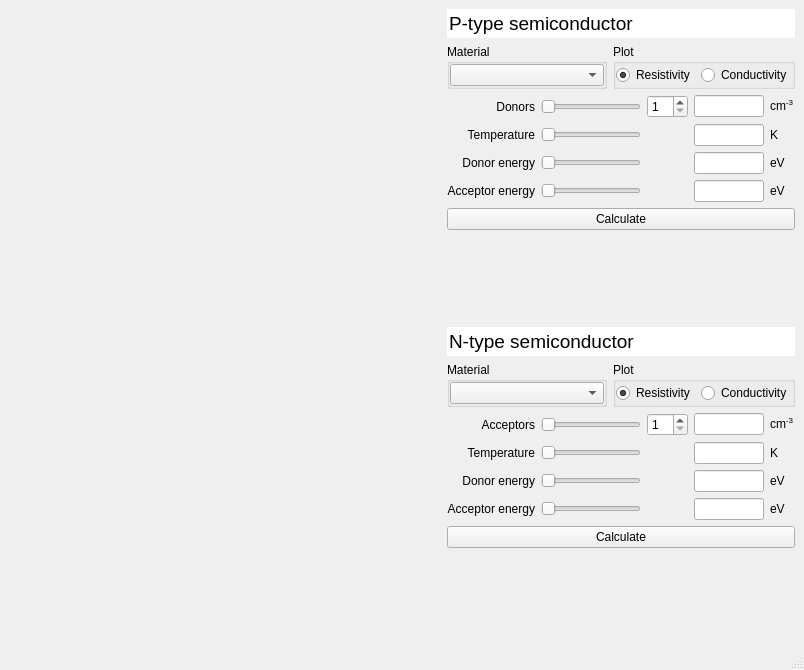
First picture: the form in GUI.ui, repository kononovarseniy/irwin, before the edit.
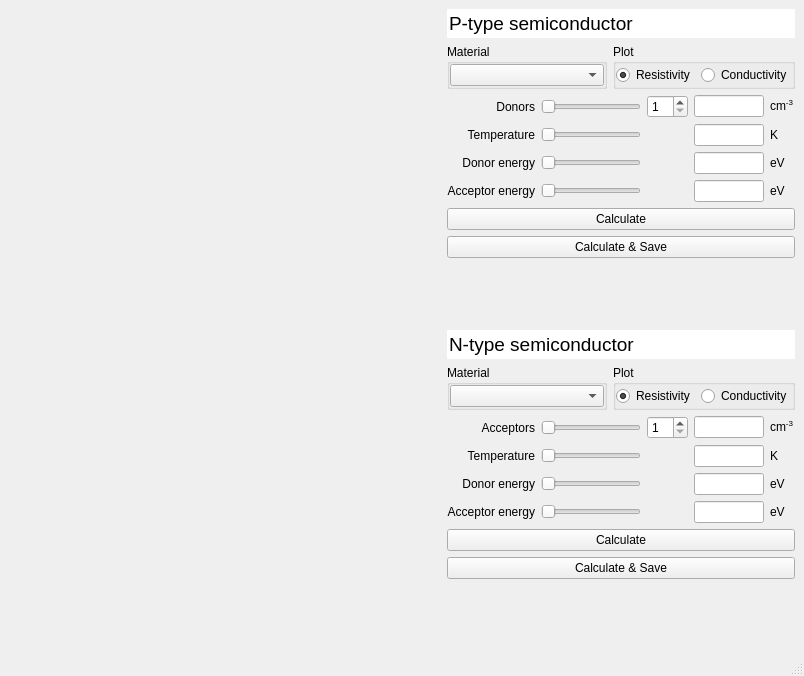
Second picture: the form after the edit. Custom widgets are drawn as their Qt base class.

What changed in the file:
```diff
--- a/GUI.ui
+++ b/GUI.ui
@@ -7,7 +7,7 @@
     <x>0</x>
     <y>0</y>
     <width>804</width>
-    <height>670</height>
+    <height>676</height>
    </rect>
   </property>
   <property name="windowTitle">
@@ -805,6 +805,13 @@
          </property>
         </widget>
        </item>
+       <item>
+        <widget class="QPushButton" name="p_calculate_and_save_button">
+         <property name="text">
+          <string>Calculate &amp;&amp; Save</string>
+         </property>
+        </widget>
+       </item>
        <item>
         <spacer name="p_vertical_spacer">
          <property name="orientation">
@@ -1608,6 +1615,13 @@
          </property>
         </widget>
        </item>
+       <item>
+        <widget class="QPushButton" name="n_calculate_and_save_button">
+         <property name="text">
+          <string>Calculate &amp;&amp; Save</string>
+         </property>
+        </widget>
+       </item>
        <item>
         <spacer name="n_vertical_spacer">
          <property name="orientation">
```
Left out of the diff: 2 changed lines with no effect on the pictures.
